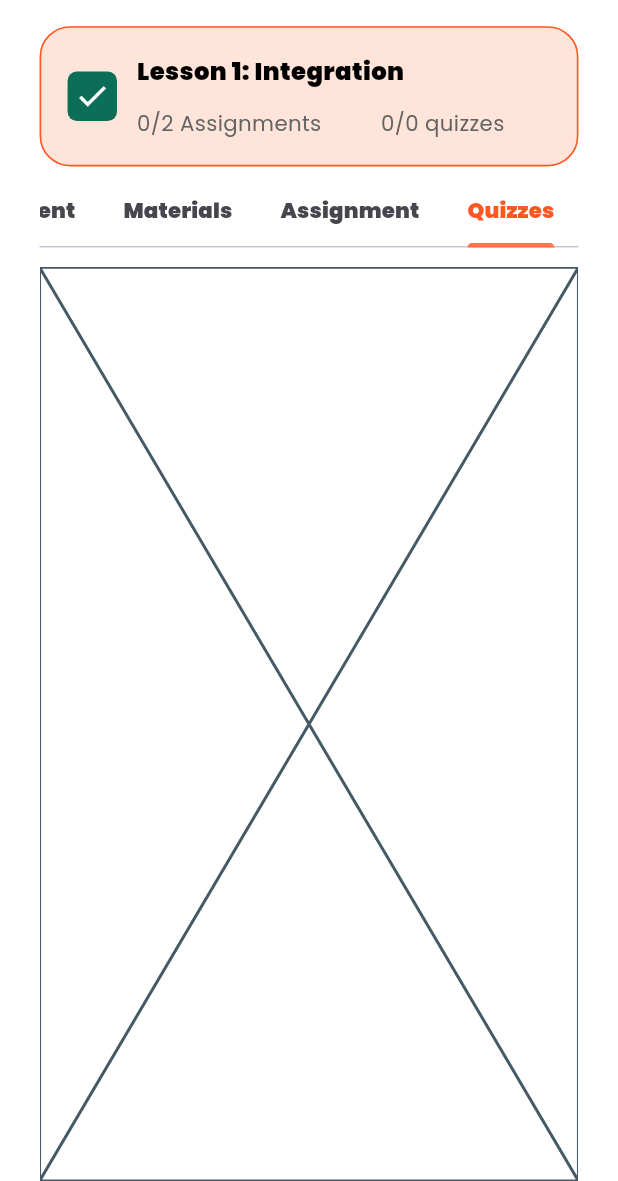
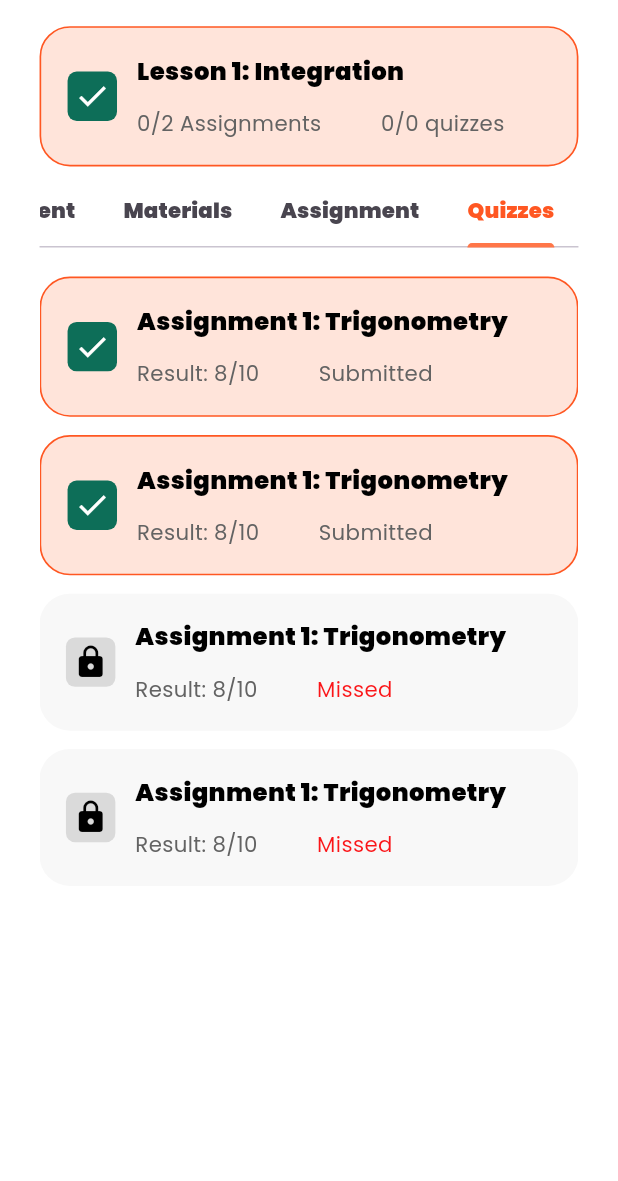
Before and after one commit to Ztrios/Learning-Management, a Flutter app: the LessionContentPage screen opened directly, tab 4 chosen, on a phone screen of 412 x 824 dp, the part 55-1236 px from its top. Run offline on Flutter 3.47's test engine with Material 3 defaults, Android fonts, the phone set to English and light mode, and no system bars; drawn by our look-alikes of toastification; our stand-ins replace awesome_notifications, cached_network_image, dartz, date_picker_timeline, dio, equatable and 17 more; accounts and stored records are empty; network calls fail.

Commit message:
:art:[Interface]: Quizzes tab view ui and item view created.

```diff
--- a/lib/features/lessons/presentation/pages/tab_view/quizzes_tab_view.dart
+++ b/lib/features/lessons/presentation/pages/tab_view/quizzes_tab_view.dart
@@ -1,10 +1,20 @@
 import 'package:flutter/material.dart';
+import 'package:learning_management/features/lessons/presentation/widgets/item_view/quizzes_item_view.dart';
 
 class QuizzesTabView extends StatelessWidget {
   const QuizzesTabView({super.key});
 
   @override
   Widget build(BuildContext context) {
-    return const Placeholder();
+    return ListView.builder(
+        itemCount: 4,
+        itemBuilder: (context,index){
+          return QuizzesItemView(
+            title: "Assignment 1: Trigonometry",
+            isCompleted: index < 2,
+            status: index >= 2 ? "Missed" : "Submitted",
+          );
+        }
+    );
   }
 }
--- /dev/null
+++ b/lib/features/lessons/presentation/widgets/item_view/quizzes_item_view.dart
@@ -0,0 +1,84 @@
+import 'package:flutter/material.dart';
+import 'package:flutter_screenutil/flutter_screenutil.dart';
+import 'package:learning_management/core/utils/styles/app_colors.dart';
+import 'package:learning_management/core/utils/ui_helpers/spacing.dart';
+import 'package:learning_management/core/utils/ui_helpers/ui_helpers.dart';
+
+class QuizzesItemView extends StatelessWidget {
+  final String title;
+  final String status;
+  final bool isCompleted;
+
+  const QuizzesItemView({
+    super.key,
+    required this.title,
+    required this.status,
+    required this.isCompleted,
+  });
+
+  @override
+  Widget build(BuildContext context) {
+    return Container(
+      width: double.infinity,
+      margin: paddingV6,
+      padding: padding16,
+      decoration: BoxDecoration(
+        color: (isCompleted ? AppColors.deepOrange : Color(0xFFDADADA))
+            .withValues(alpha: 0.2),
+        borderRadius: radius20,
+        border: isCompleted
+            ? Border.all(width: 1.w, color: Colors.deepOrange)
+            : null,
+      ),
+      child: Row(
+        children: [
+
+          Container(
+            width: 30.w,
+            height: 30.w,
+            decoration: BoxDecoration(
+              color: isCompleted ? AppColors.deepGreen : Color(0xFFDADADA),
+              borderRadius: radius6,
+            ),
+            child: Icon(
+              isCompleted ? Icons.check : Icons.lock,
+              color: isCompleted ? Colors.white : Colors.black,
+            ),
+          ),
+
+
+          gap12,
+
+          Column(
+            crossAxisAlignment: crossStart,
+            children: [
+              Text(
+                title,
+                style: AppTextStyles.titleMedium.copyWith(
+                  fontWeight: FontWeight.w900,
+                ),
+              ),
+
+              gap12,
+
+              Row(
+                children: [
+                  Text("Result: 8/10", style: AppTextStyles.bodyMedium),
+
+                  gap36,
+
+                  Text(
+                      status,
+                      style: AppTextStyles.bodyMedium.copyWith(
+                          color: status == "Missed" ? AppColors.errorRed : null
+                      )
+                  ),
+                ],
+              ),
+            ],
+          ),
+        ],
+      ),
+    );
+  }
+}
```
